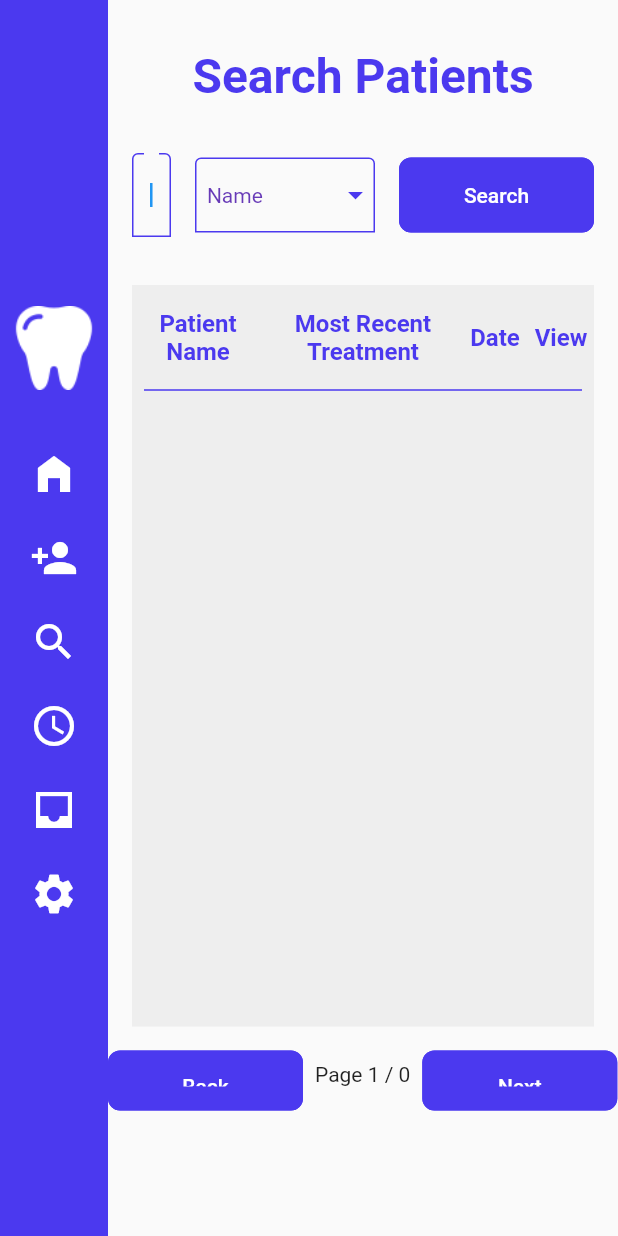
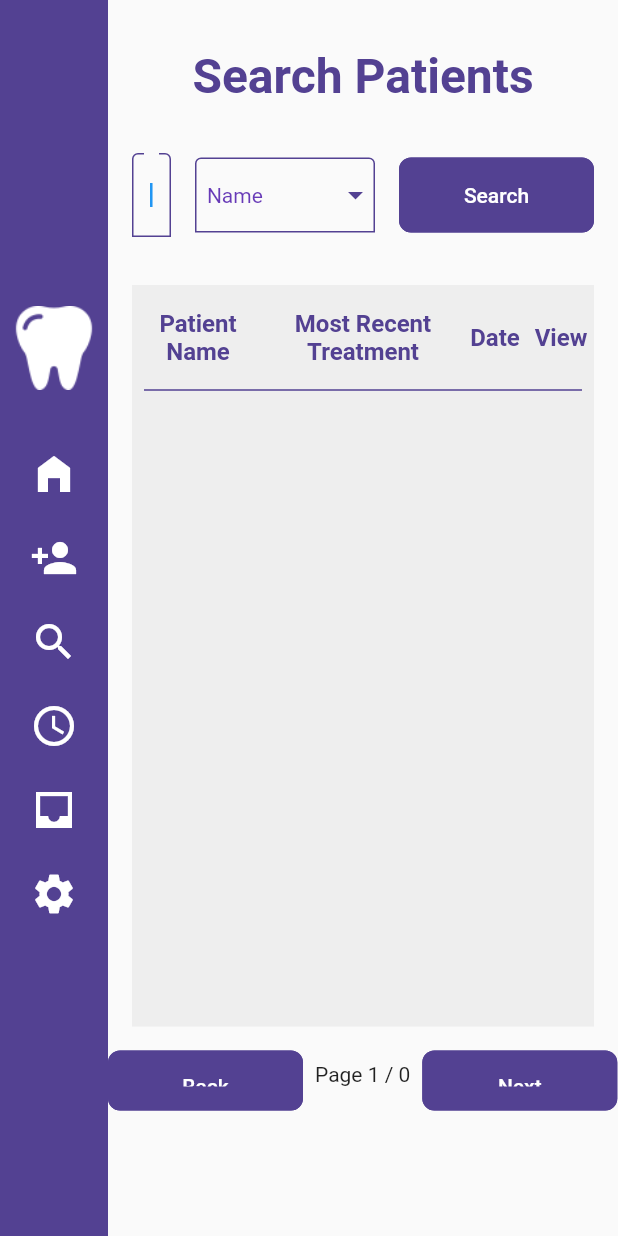
Before and after one commit to kfcampit/ICDC.Imus-Management-System, a Flutter app: the screen it shows after launch, after a tap on the "search" icon, on a phone screen of 412 x 824 dp. Run offline on Flutter 3.47's test engine with Material 2 defaults, Android fonts, the phone set to English and light mode, and no system bars; our stand-ins replace csv; missing offline and left inert: firedart, gsheets; Roboto replaces fonts that are missing (Poppins); statements that could not run were skipped; key blocks and very long unbroken strings in the code were emptied for the run.

Commit message:
color and logo changes

```diff
--- a/icdc_desktop_app/lib/global_variables.dart
+++ b/icdc_desktop_app/lib/global_variables.dart
@@ -39,3 +39,5 @@ PatientObject patient = PatientObject();
 List<PatientObject> listPatients = [];
 List<PatientObject> sortedPatients = [];
 List<PatientObject> searchedPatients = [];
+
+Color mainColor = const Color(0xff534192);
--- a/icdc_desktop_app/lib/main.dart
+++ b/icdc_desktop_app/lib/main.dart
@@ -32,7 +32,7 @@ class ICDCDesktop extends StatelessWidget {
     return MaterialApp(
         title: 'Clinic Management System',
         theme: ThemeData(
-          primaryColor: const Color(0xff4b39ef),
+          primaryColor: mainColor,
         ),
         home: Builder(
             builder: (context) => Scaffold(
@@ -56,35 +56,35 @@ Widget homePageWidget(BuildContext context) {
         width: 320,
         height: 320,
       ),
-      const Padding(
-        padding: EdgeInsetsDirectional.fromSTEB(0, 16, 0, 0),
+      Padding(
+        padding: const EdgeInsetsDirectional.fromSTEB(0, 16, 0, 0),
         child: Text('Immaculate Conception Dental Clinic - Imus',
             textAlign: TextAlign.center,
             style: TextStyle(
                 fontFamily: 'Poppins',
                 fontWeight: FontWeight.w700,
                 fontSize: 32,
-                color: Color(0xff4b39ef))),
+                color: mainColor)),
       ),
-      const Padding(
-        padding: EdgeInsetsDirectional.fromSTEB(0, 0, 0, 16),
+      Padding(
+        padding: const EdgeInsetsDirectional.fromSTEB(0, 0, 0, 16),
         child: Text(
           'Patient Record and Inventory Management System',
           style: TextStyle(
               fontFamily: 'Poppins',
               fontWeight: FontWeight.w400,
               fontSize: 16,
-              color: Color(0xff4b39ef)),
+              color: mainColor),
         ),
       ),
-      const Divider(
+      Divider(
         thickness: 2,
         indent: 200,
         endIndent: 200,
-        color: Color(0xff4b39ef),
+        color: mainColor,
       ),
       Padding(
-        padding: EdgeInsetsDirectional.fromSTEB(0, 16, 0, 0),
+        padding: const EdgeInsetsDirectional.fromSTEB(0, 16, 0, 0),
         child: Row(
           mainAxisSize: MainAxisSize.max,
           mainAxisAlignment: MainAxisAlignment.center,
@@ -92,7 +92,7 @@ Widget homePageWidget(BuildContext context) {
             roundedButtons(
                 height: 48,
                 width: 200,
-                color: const Color(0xff4b39ef),
+                color: mainColor,
                 text: "Add Patient",
                 start: 8,
                 top: 8,
@@ -105,7 +105,7 @@ Widget homePageWidget(BuildContext context) {
             roundedButtons(
                 height: 48,
                 width: 200,
-                color: const Color(0xff4b39ef),
+                color: mainColor,
                 text: "Search Records",
                 navFunction: navigate,
                 function: placeholder,
@@ -118,7 +118,7 @@ Widget homePageWidget(BuildContext context) {
             roundedButtons(
                 height: 48,
                 width: 200,
-                color: const Color(0xff4b39ef),
+                color: mainColor,
                 text: "Recent Patients",
                 navFunction: navigate,
                 function: placeholder,
@@ -131,7 +131,7 @@ Widget homePageWidget(BuildContext context) {
             roundedButtons(
                 height: 48,
                 width: 200,
-                color: const Color(0xff4b39ef),
+                color: mainColor,
                 text: "Check Inventory",
                 navFunction: navigate,
                 function: placeholder,
@@ -195,7 +195,7 @@ Widget sidebarWidget(BuildContext context) {
         ],
       ),
     ),
-    decoration: const BoxDecoration(color: Color(0xff4b39ef)),
+    decoration: BoxDecoration(color: mainColor),
   );
 }
 
--- a/icdc_desktop_app/lib/search-patients.dart
+++ b/icdc_desktop_app/lib/search-patients.dart
@@ -40,7 +40,7 @@ class SearchPatient extends State<SearchPatientPage> {
     return MaterialApp(
         title: 'Flutter Demo',
         theme: ThemeData(
-          primaryColor: const Color(0xff4b39ef),
+          primaryColor: mainColor,
         ),
         home: Scaffold(
           body: Row(
@@ -69,24 +69,24 @@ class SearchPatient extends State<SearchPatientPage> {
                           controller: searchController,
                           autofocus: true,
                           obscureText: false,
-                          decoration: const InputDecoration(
+                          decoration: InputDecoration(
                             labelText: 'Search',
                             enabledBorder: OutlineInputBorder(
                               borderSide: BorderSide(
-                                color: Color(0xff4b39ef),
+                                color: mainColor,
                                 width: 1,
                               ),
-                              borderRadius: BorderRadius.only(
-                                topLeft: Radius.circular(4.0),
-                                topRight: Radius.circular(4.0),
+                              borderRadius: const BorderRadius.only(
+                                topLeft: const Radius.circular(4.0),
+                                topRight: const Radius.circular(4.0),
                               ),
                             ),
                             focusedBorder: OutlineInputBorder(
                               borderSide: BorderSide(
-                                color: Color(0xff4b39ef),
+                                color: mainColor,
                                 width: 1,
                               ),
-                              borderRadius: BorderRadius.only(
+                              borderRadius: const BorderRadius.only(
                                 topLeft: Radius.circular(4.0),
                                 topRight: Radius.circular(4.0),
                               ),
@@ -99,7 +99,7 @@ class SearchPatient extends State<SearchPatientPage> {
                 child: Container(
                     width: 120,
                     decoration: BoxDecoration(
-                      border: Border.all(color: const Color(0xff4b39ef)),
+                      border: Border.all(color: mainColor),
                       borderRadius: const BorderRadius.only(
                         topLeft: Radius.circular(4.0),
                         topRight: Radius.circular(4.0),
@@ -107,9 +107,9 @@ class SearchPatient extends State<SearchPatientPage> {
                     ),
                     child: DropdownButton<String>(
                       value: dropdownValue,
-                      icon: const Icon(
+                      icon: Icon(
                         Icons.arrow_drop_down,
-                        color: const Color(0xff4b39ef),
+                        color: mainColor,
                       ),
                       elevation: 16,
                       style: const TextStyle(color: Colors.deepPurple),
@@ -142,7 +142,7 @@ class SearchPatient extends State<SearchPatientPage> {
                       color: Colors.white),
                   height: 50,
                   width: 130,
-                  color: const Color(0xff4b39ef),
+                  color: mainColor,
                   text: "Search",
                   navFunction: navigate,
                   context: context,
@@ -160,15 +160,15 @@ Widget searchPatientPageWidgets(BuildContext context, Function function) {
         mainAxisAlignment: MainAxisAlignment.start,
         mainAxisSize: MainAxisSize.max,
         children: [
-          const Padding(
-            padding: EdgeInsetsDirectional.fromSTEB(0, 32, 0, 32),
+          Padding(
+            padding: const EdgeInsetsDirectional.fromSTEB(0, 32, 0, 32),
             child: Text('Search Patients',
                 textAlign: TextAlign.center,
                 style: TextStyle(
                     fontFamily: 'Poppins',
                     fontWeight: FontWeight.w700,
                     fontSize: 32,
-                    color: Color(0xff4b39ef))),
+                    color: mainColor)),
           ),
           function(),
           Padding(
@@ -184,22 +184,22 @@ Widget searchPatientPageWidgets(BuildContext context, Function function) {
                       mainAxisSize: MainAxisSize.max,
                       children: [
                         searchContents(context),
-                        const Divider(
+                        Divider(
                             thickness: 1,
                             indent: 8,
                             endIndent: 8,
-                            color: Color(0xff4b39ef)),
+                            color: mainColor),
                         patientRows(context),
                       ]))),
           Padding(
-            padding: EdgeInsetsDirectional.fromSTEB(0, 16, 0, 0),
+            padding: const EdgeInsetsDirectional.fromSTEB(0, 16, 0, 0),
             child: Row(
               mainAxisSize: MainAxisSize.max,
               mainAxisAlignment: MainAxisAlignment.end,
               crossAxisAlignment: CrossAxisAlignment.end,
               children: [
                 Padding(
-                  padding: EdgeInsetsDirectional.fromSTEB(0, 0, 8, 0),
+                  padding: const EdgeInsetsDirectional.fromSTEB(0, 0, 8, 0),
                   child: roundedButtons(
                     textStyle: const TextStyle(
                         fontFamily: 'Poppins',
@@ -208,7 +208,7 @@ Widget searchPatientPageWidgets(BuildContext context, Function function) {
                         color: Colors.white),
                     height: 40,
                     width: 130,
-                    color: const Color(0xff4b39ef),
+                    color: mainColor,
                     text: "Back",
                     navFunction: navigate,
                     context: context,
@@ -217,7 +217,7 @@ Widget searchPatientPageWidgets(BuildContext context, Function function) {
                   ),
                 ),
                 Padding(
-                    padding: EdgeInsetsDirectional.fromSTEB(0, 8, 8, 16),
+                    padding: const EdgeInsetsDirectional.fromSTEB(0, 8, 8, 16),
                     child: Text(
                       "Page " +
                           (pageNum + 1).toString() +
@@ -227,7 +227,7 @@ Widget searchPatientPageWidgets(BuildContext context, Function function) {
                               .toString(),
                     )),
                 Padding(
-                  padding: EdgeInsetsDirectional.fromSTEB(0, 0, 8, 0),
+                  padding: const EdgeInsetsDirectional.fromSTEB(0, 0, 8, 0),
                   child: roundedButtons(
                       textStyle: const TextStyle(
                           fontFamily: 'Poppins',
@@ -236,7 +236,7 @@ Widget searchPatientPageWidgets(BuildContext context, Function function) {
                           color: Colors.white),
                       height: 40,
                       width: 130,
-                      color: const Color(0xff4b39ef),
+                      color: mainColor,
                       text: "Next",
                       function: nextPage,
                       context: context,
@@ -255,7 +255,7 @@ Widget searchContents(BuildContext context) {
     padding: const EdgeInsetsDirectional.fromSTEB(0, 16, 0, 8),
     child: Row(
       mainAxisSize: MainAxisSize.max,
-      children: const [
+      children: [
         Expanded(
           flex: 2,
           child: Text('Patient Name',
@@ -264,7 +264,7 @@ Widget searchContents(BuildContext context) {
                   fontFamily: 'Poppins',
                   fontWeight: FontWeight.w600,
                   fontSize: 16,
-                  color: Color(0xff4b39ef))),
+                  color: mainColor)),
         ),
         Expanded(
           flex: 3,
@@ -274,7 +274,7 @@ Widget searchContents(BuildContext context) {
                   fontFamily: 'Poppins',
                   fontWeight: FontWeight.w600,
                   fontSize: 16,
-                  color: Color(0xff4b39ef))),
+                  color: mainColor)),
         ),
         Expanded(
           flex: 1,
@@ -284,7 +284,7 @@ Widget searchContents(BuildContext context) {
                   fontFamily: 'Poppins',
                   fontWeight: FontWeight.w600,
                   fontSize: 16,
-                  color: Color(0xff4b39ef))),
+                  color: mainColor)),
         ),
         Expanded(
           flex: 1,
@@ -294,7 +294,7 @@ Widget searchContents(BuildContext context) {
                   fontFamily: 'Poppins',
                   fontWeight: FontWeight.w600,
                   fontSize: 16,
-                  color: Color(0xff4b39ef))),
+                  color: mainColor)),
         ),
       ],
     ),
@@ -394,7 +394,7 @@ Widget listPatientsSearch(int i, BuildContext context) {
                       color: Colors.white),
                   height: 30,
                   width: 110,
-                  color: const Color(0xff4b39ef),
+                  color: mainColor,
                   text: "View",
                   function: () {
                     viewPatientNum = i;
```
Also changed, not shown: icdc_desktop_app/lib/patient-entry.dart (+53 -52 lines), icdc_desktop_app/lib/patient-view.dart (+18 -18 lines), icdc_desktop_app/lib/recent-patients.dart (+18 -18 lines), icdc_desktop_app/lib/settings.dart (+6 -6 lines), icdc_desktop_app/assets/logo_large.png, 2 other files.
